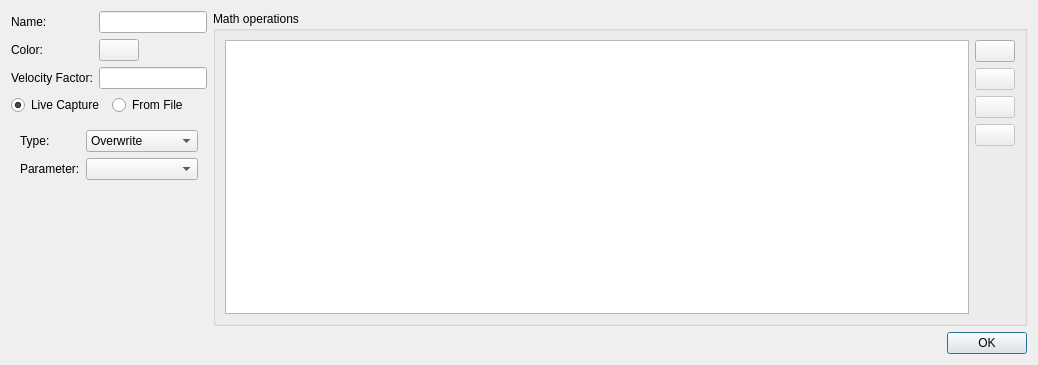
Above: Software/PC_Application/Traces/traceeditdialog.ui from jankae/LibreVNA before the change. Below: the same form after it.
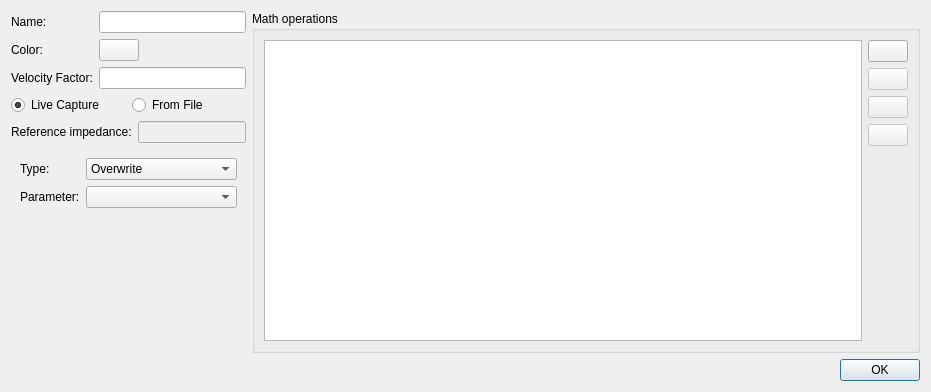
That is the form after the change. Icons and pictures are not drawn. Custom widgets are drawn as their Qt base class.

Commit message: Impedance renormalization moved to de-embedding

```diff
--- a/Software/PC_Application/Traces/traceeditdialog.ui
+++ b/Software/PC_Application/Traces/traceeditdialog.ui
@@ -9,8 +9,8 @@
    <rect>
     <x>0</x>
     <y>0</y>
-    <width>1038</width>
-    <height>365</height>
+    <width>931</width>
+    <height>392</height>
    </rect>
   </property>
   <property name="windowTitle">
@@ -21,7 +21,7 @@
   </property>
   <layout class="QVBoxLayout" name="verticalLayout_5">
    <item>
-    <layout class="QHBoxLayout" name="horizontalLayout_5" stretch="0,1">
+    <layout class="QHBoxLayout" name="horizontalLayout_6" stretch="0,1">
      <item>
       <layout class="QVBoxLayout" name="verticalLayout_4">
        <item>
@@ -112,6 +112,24 @@
          </item>
         </layout>
        </item>
+       <item>
+        <layout class="QHBoxLayout" name="horizontalLayout_5">
+         <item>
+          <widget class="QLabel" name="label_7">
+           <property name="text">
+            <string>Reference impedance:</string>
+           </property>
+          </widget>
+         </item>
+         <item>
+          <widget class="SIUnitEdit" name="impedance">
+           <property name="enabled">
+            <bool>false</bool>
+           </property>
+          </widget>
+         </item>
+        </layout>
+       </item>
        <item>
         <widget class="QStackedWidget" name="stack">
          <property name="currentIndex">
```
The commit also changes 41 other files.
